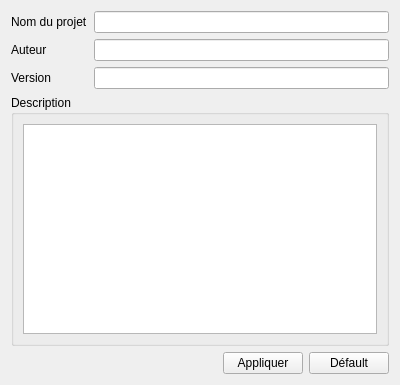
Before: the Qt Designer form projects/ProjectManager/tabs/tabproject.ui in darkFrancis/ProjectManager, drawn with Qt 5.
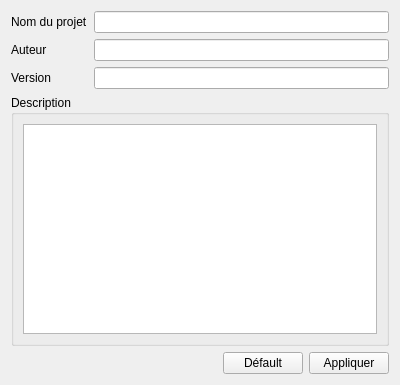
After: the same form once the commit is applied.

Commit message: Add getInfo and tab into mainWindow

```diff
--- a/projects/ProjectManager/tabs/tabproject.ui
+++ b/projects/ProjectManager/tabs/tabproject.ui
@@ -56,16 +56,16 @@
       </spacer>
      </item>
      <item>
-      <widget class="QPushButton" name="pushButton_apply">
+      <widget class="QPushButton" name="pushButton_default">
        <property name="text">
-        <string>Appliquer</string>
+        <string>Défault</string>
        </property>
       </widget>
      </item>
      <item>
-      <widget class="QPushButton" name="pushButton_default">
+      <widget class="QPushButton" name="pushButton_apply">
        <property name="text">
-        <string>Défault</string>
+        <string>Appliquer</string>
        </property>
       </widget>
      </item>
```
The commit also changes 6 other files.
